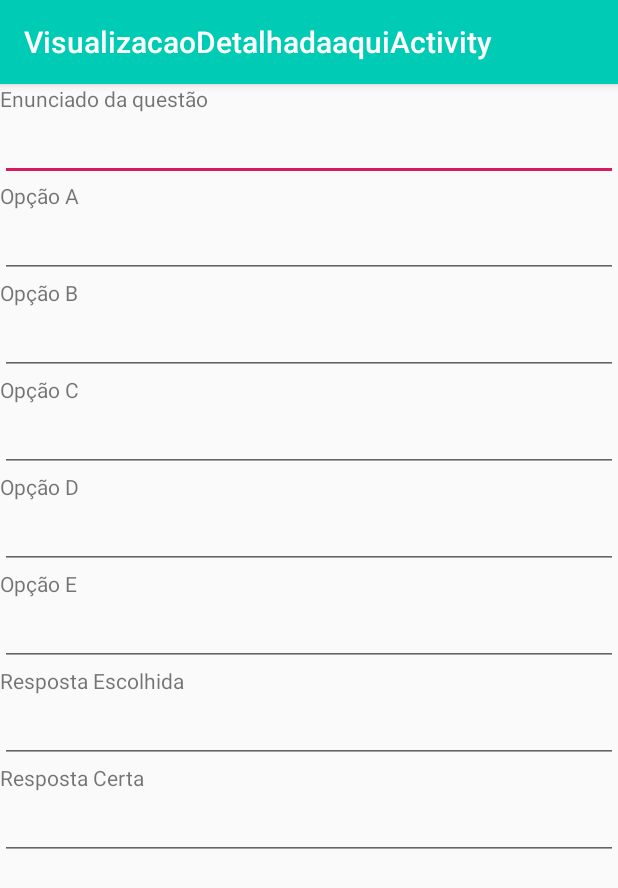
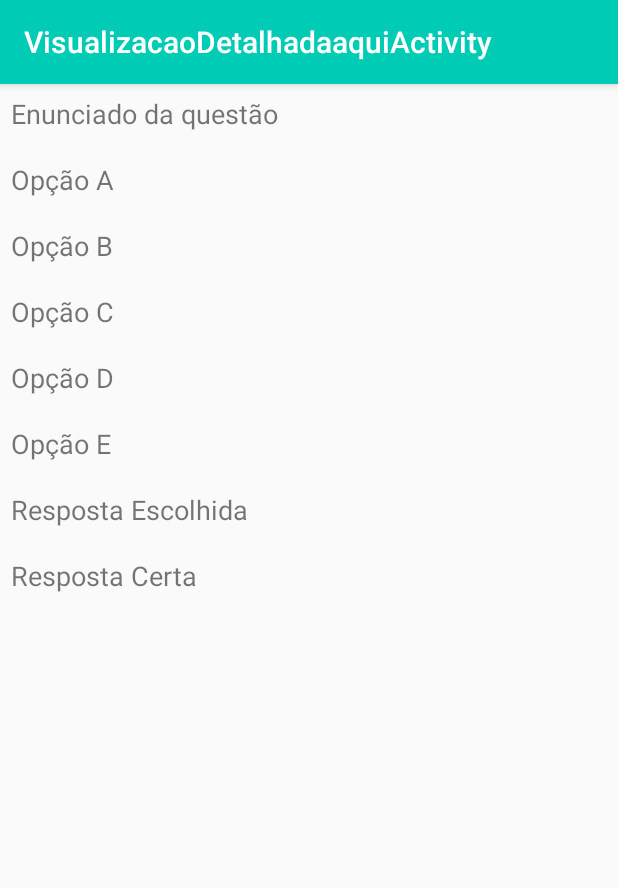
Before and after one commit to PedroAugustoMuller/ProjetoQuimica, an Android app: the VisualizacaoDetalhadaaquiActivity screen opened directly, with no data from a screen before it, on a phone screen of 412 x 824 dp. Shown: the top 888 px of the screen. Run offline under Robolectric (Android 15) with nearby library versions, the phone set to English and light mode, and no system bars.

Commit message:
Alteração na tela de detalhamento
Alteração dos edittext para textview.

```diff
--- a/app/src/main/java/com/example/user/projetoquimica/VisualizacaoDetalhadaaquiActivity.java
+++ b/app/src/main/java/com/example/user/projetoquimica/VisualizacaoDetalhadaaquiActivity.java
@@ -5,11 +5,14 @@ import android.os.Bundle;
 import android.support.v7.app.AppCompatActivity;
 import android.support.v7.widget.Toolbar;
 import android.widget.EditText;
+import android.widget.TextView;
 
 import com.example.user.classesDominio.Pergunta;
 
 public class VisualizacaoDetalhadaaquiActivity extends AppCompatActivity {
-    EditText etVisualizacaoDetalhadaEnunciado, etVisualizacaoDetalhadaOpcaoA, etVisualizacaoDetalhadaOpcaoB, etVisualizacaoDetalhadaOpcaoC, etVisualizacaoDetalhadaOpcaoD, etVisualizacaoDetalhadaOpcaoE, etVisualizacaoDetalhadaRespostaEscolhida, etVisualizacaoDetalhadaRespostaCerta;
+    TextView tvVisualizacaoDetalhadaEnunciado, tvVisualizacaoDetalhadaOpcaoA, tvVisualizacaoDetalhadaOpcaoB,
+            tvVisualizacaoDetalhadaOpcaoC, tvVisualizacaoDetalhadaOpcaoD, tvVisualizacaoDetalhadaOpcaoE,
+            tvVisualizacaoDetalhadaRespostaEscolhida, tvVisualizacaoDetalhadaRespostaCerta;
     Pergunta pergunta;
     @Override
     protected void onCreate(Bundle savedInstanceState) {
@@ -17,26 +20,26 @@ public class VisualizacaoDetalhadaaquiActivity extends AppCompatActivity {
         setContentView(R.layout.activity_visualizacao_detalhadaaqui);
         Toolbar toolbar = findViewById(R.id.toolbar);
         setSupportActionBar(toolbar);
-        etVisualizacaoDetalhadaEnunciado = findViewById(R.id.etVisualizacaoDetalhadaEnunciado);
-        etVisualizacaoDetalhadaOpcaoA = findViewById(R.id.etVisualizacaoDetalhadaOpcaoA);
-        etVisualizacaoDetalhadaOpcaoB = findViewById(R.id.etVisualizacaoDetalhadaOpcaoB);
-        etVisualizacaoDetalhadaOpcaoC = findViewById(R.id.etVisualizacaoDetalhadaOpcaoC);
-        etVisualizacaoDetalhadaOpcaoD = findViewById(R.id.etVisualizacaoDetalhadaOpcaoD);
-        etVisualizacaoDetalhadaOpcaoE = findViewById(R.id.etVisualizacaoDetalhadaOpcaoE);
-        etVisualizacaoDetalhadaRespostaCerta = findViewById(R.id.etVisualizacaoDetalhadaRespostaCerta);
-        etVisualizacaoDetalhadaRespostaEscolhida = findViewById(R.id.etVisualizacaoDetalhadaRespostaEscolhida);
+        tvVisualizacaoDetalhadaEnunciado = findViewById(R.id.tvVisualizacaoDetalhadaEnunciado);
+        tvVisualizacaoDetalhadaOpcaoA = findViewById(R.id.tvVisualizacaoDetalhadaOpcaoA);
+        tvVisualizacaoDetalhadaOpcaoB = findViewById(R.id.tvVisualizacaoDetalhadaOpcaoB);
+        tvVisualizacaoDetalhadaOpcaoC = findViewById(R.id.tvVisualizacaoDetalhadaOpcaoC);
+        tvVisualizacaoDetalhadaOpcaoD = findViewById(R.id.tvVisualizacaoDetalhadaOpcaoD);
+        tvVisualizacaoDetalhadaOpcaoE = findViewById(R.id.tvVisualizacaoDetalhadaOpcaoE);
+        tvVisualizacaoDetalhadaRespostaCerta = findViewById(R.id.tvVisualizacaoDetalhadaRespostaCerta);
+        tvVisualizacaoDetalhadaRespostaEscolhida = findViewById(R.id.tvVisualizacaoDetalhadaRespostaEscolhida);
 
         Intent it = getIntent();
         if(it != null && it.hasExtra("pergunta")){
             pergunta = (Pergunta) getIntent().getSerializableExtra("pergunta");
-            etVisualizacaoDetalhadaEnunciado.setText(pergunta.getEnunciado());
-            etVisualizacaoDetalhadaOpcaoA.setText(pergunta.getOpcaoA());
-            etVisualizacaoDetalhadaOpcaoB.setText(pergunta.getOpcaoB());
-            etVisualizacaoDetalhadaOpcaoC.setText(pergunta.getOpcaoC());
-            etVisualizacaoDetalhadaOpcaoD.setText(pergunta.getOpcaoD());
-            etVisualizacaoDetalhadaOpcaoE.setText(pergunta.getOpcaoE());
-            etVisualizacaoDetalhadaRespostaEscolhida.setText(Character.toString(pergunta.getOpcaoEscolhida()));
-            etVisualizacaoDetalhadaRespostaCerta.setText(Character.toString(pergunta.getAlternativaCorreta()));
+            tvVisualizacaoDetalhadaEnunciado.setText(pergunta.getEnunciado());
+            tvVisualizacaoDetalhadaOpcaoA.setText(pergunta.getOpcaoA());
+            tvVisualizacaoDetalhadaOpcaoB.setText(pergunta.getOpcaoB());
+            tvVisualizacaoDetalhadaOpcaoC.setText(pergunta.getOpcaoC());
+            tvVisualizacaoDetalhadaOpcaoD.setText(pergunta.getOpcaoD());
+            tvVisualizacaoDetalhadaOpcaoE.setText(pergunta.getOpcaoE());
+            tvVisualizacaoDetalhadaRespostaEscolhida.setText(Character.toString(pergunta.getOpcaoEscolhida()));
+            tvVisualizacaoDetalhadaRespostaCerta.setText(Character.toString(pergunta.getAlternativaCorreta()));
         }
 
     }
--- a/app/src/main/res/layout/content_visualizacao_detalhadaaqui.xml
+++ b/app/src/main/res/layout/content_visualizacao_detalhadaaqui.xml
@@ -5,6 +5,7 @@
     android:layout_width="match_parent"
     android:layout_height="match_parent"
     android:orientation="vertical"
+    android:padding="7dp"
     app:layout_behavior="@string/appbar_scrolling_view_behavior"
     tools:context=".VisualizacaoDetalhadaaquiActivity"
     tools:showIn="@layout/activity_visualizacao_detalhadaaqui">
@@ -12,66 +13,82 @@
     <TextView
         android:layout_width="wrap_content"
         android:layout_height="wrap_content"
-        android:text="Enunciado da questão"/>
-    <EditText
+        android:text="Enunciado da questão"
+        android:textSize="18dp"/>
+    <TextView
         android:layout_width="match_parent"
         android:layout_height="wrap_content"
-        android:id="@+id/etVisualizacaoDetalhadaEnunciado"/>
+        android:textStyle="bold"
+        android:id="@+id/tvVisualizacaoDetalhadaEnunciado"/>
     <TextView
         android:layout_width="wrap_content"
         android:layout_height="wrap_content"
-        android:text="Opção A"/>
-    <EditText
+        android:text="Opção A"
+        android:textSize="18dp"/>
+    <TextView
         android:layout_width="match_parent"
         android:layout_height="wrap_content"
-        android:id="@+id/etVisualizacaoDetalhadaOpcaoA"/>
+        android:textStyle="bold"
+        android:id="@+id/tvVisualizacaoDetalhadaOpcaoA"/>
     <TextView
         android:layout_width="wrap_content"
         android:layout_height="wrap_content"
-        android:text="Opção B"/>
-    <EditText
+        android:text="Opção B"
+        android:textSize="18dp"/>
+    <TextView
         android:layout_width="match_parent"
         android:layout_height="wrap_content"
-        android:id="@+id/etVisualizacaoDetalhadaOpcaoB"/>
+        android:textStyle="bold"
+        android:id="@+id/tvVisualizacaoDetalhadaOpcaoB"/>
     <TextView
         android:layout_width="wrap_content"
         android:layout_height="wrap_content"
-        android:text="Opção C"/>
-    <EditText
+        android:text="Opção C"
+        android:textSize="18dp"/>
+    <TextView
         android:layout_width="match_parent"
         android:layout_height="wrap_content"
-        android:id="@+id/etVisualizacaoDetalhadaOpcaoC"/>
+        android:textStyle="bold"
+        android:id="@+id/tvVisualizacaoDetalhadaOpcaoC"/>
     <TextView
         android:layout_width="wrap_content"
         android:layout_height="wrap_content"
-        android:text="Opção D"/>
-    <EditText
+        android:text="Opção D"
+        android:textSize="18dp"/>
+    <TextView
         android:layout_width="match_parent"
         android:layout_height="wrap_content"
-        android:id="@+id/etVisualizacaoDetalhadaOpcaoD"/>
+        android:textStyle="bold"
+        android:id="@+id/tvVisualizacaoDetalhadaOpcaoD"/>
     <TextView
         android:layout_width="wrap_content"
         android:layout_height="wrap_content"
-        android:text="Opção E"/>
-    <EditText
+        android:text="Opção E"
+        android:textSize="18dp"/>
+    <TextView
         android:layout_width="match_parent"
         android:layout_height="wrap_content"
-        android:id="@+id/etVisualizacaoDetalhadaOpcaoE"/>
+        android:textStyle="bold"
+        android:id="@+id/tvVisualizacaoDetalhadaOpcaoE"/>
     <TextView
         android:layout_width="wrap_content"
         android:layout_height="wrap_content"
-        android:text="Resposta Escolhida"/>
-    <EditText
+        android:text="Resposta Escolhida"
+        android:textSize="18dp"/>
+    <TextView
         android:layout_width="match_parent"
         android:layout_height="wrap_content"
-        android:id="@+id/etVisualizacaoDetalhadaRespostaEscolhida"/>
+        android:textStyle="bold"
+        android:id="@+id/tvVisualizacaoDetalhadaRespostaEscolhida"/>
     <TextView
         android:layout_width="wrap_content"
         android:layout_height="wrap_content"
-        android:text="Resposta Certa"/>
-    <EditText
+        android:text="Resposta Certa"
+        android:textSize="18dp"/>
+    <TextView
         android:layout_width="match_parent"
         android:layout_height="wrap_content"
-        android:id="@+id/etVisualizacaoDetalhadaRespostaCerta"/>
+        android:id="@+id/tvVisualizacaoDetalhadaRespostaCerta"
+        android:textStyle="bold"/>
 
 </LinearLayout>
```
